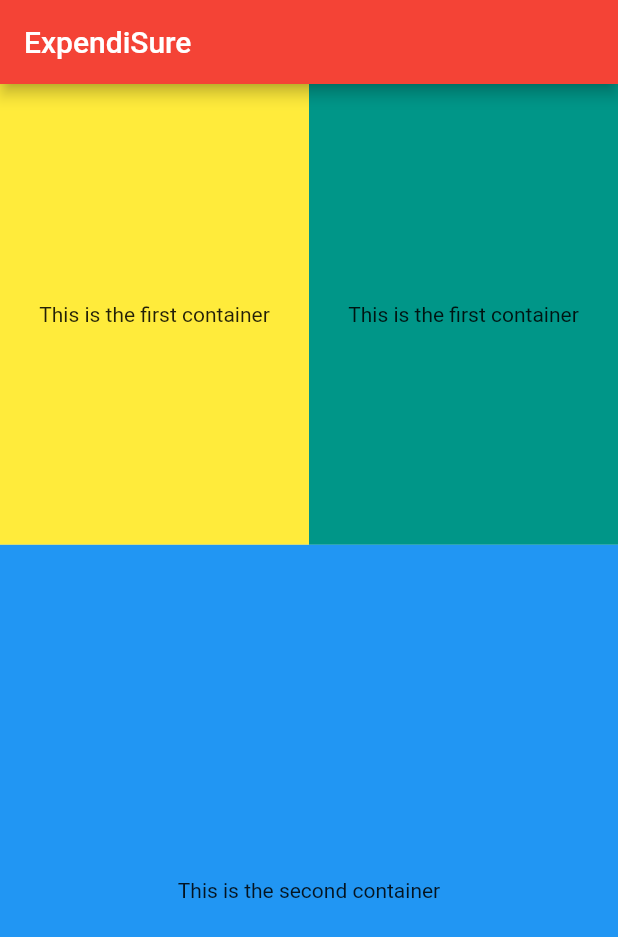
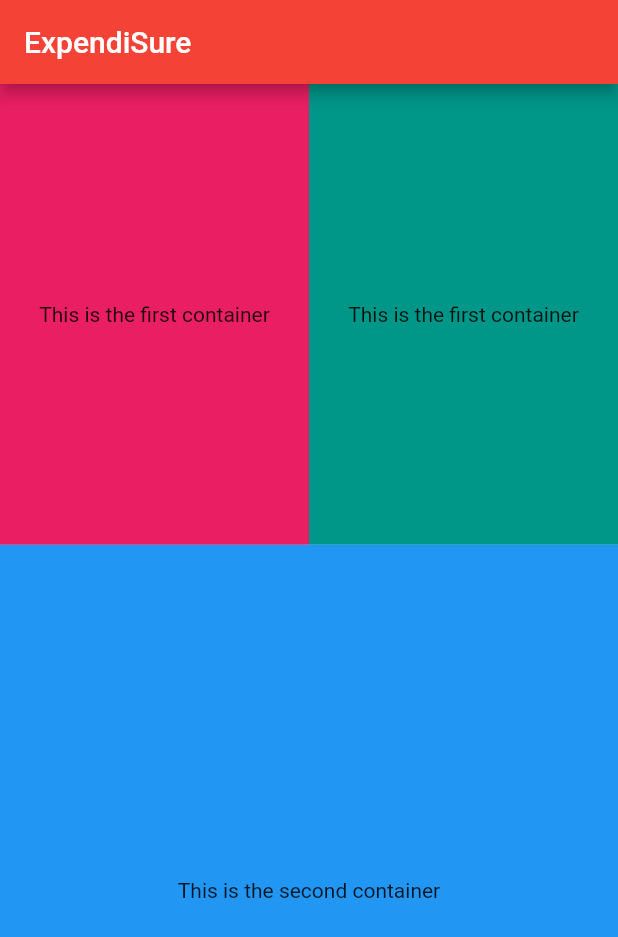
Before and after one commit to kshitijver/DdroidRush2020, a Flutter app: the screen it shows after launch, on a phone screen of 412 x 824 dp. Shown: the top 937 px of the screen. Run offline on Flutter 3.47's test engine with Material 2 defaults, Android fonts, the phone set to English and light mode, and no system bars.

Commit message:
Changed container color

```diff
--- a/lib/home_screen.dart
+++ b/lib/home_screen.dart
@@ -24,7 +24,7 @@ class _HomeScreenState extends State<HomeScreen> {
                 children: <Widget>[
               Expanded(
                 child: Container(
-                color: Colors.yellow,
+                color: Colors.pink,
                   child: Center(child: Text("This is the first container"))),
               ),
     Expanded(
```
